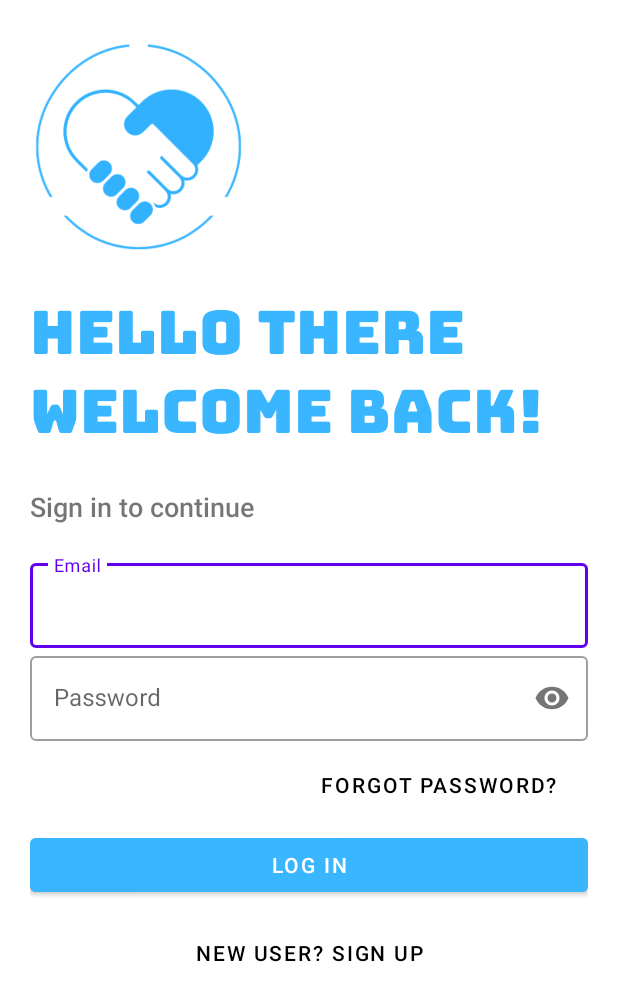
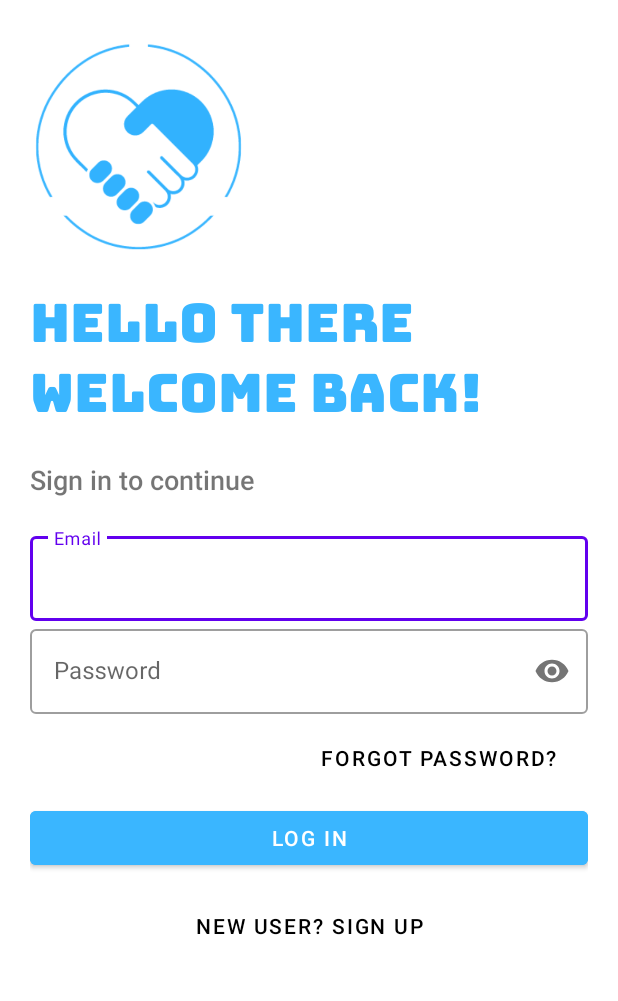
Before and after one commit to anmolkaur18/Benevole, an Android app: the screen it shows after launch (Login), on a phone screen of 412 x 824 dp. Shown: the top 1001 px of the screen. Run offline under Robolectric (Android 15) with nearby library versions, the phone set to English and light mode, and no system bars; our stand-ins replace Firebase (no records; nobody signed in at launch, a user with empty details on screens opened directly); Roboto replaces fonts that are not available here.

Commit message:
Layout modified

```diff
--- a/app/src/main/res/layout/activity_login.xml
+++ b/app/src/main/res/layout/activity_login.xml
@@ -24,7 +24,7 @@
         android:fontFamily="@font/bungee"
         android:text="HELLO THERE WELCOME BACK!"
         android:textColor="#3ab6ff"
-        android:textSize="40sp"
+        android:textSize="35dp"
         android:transitionName="logo_text" />
 
     <TextView
```
